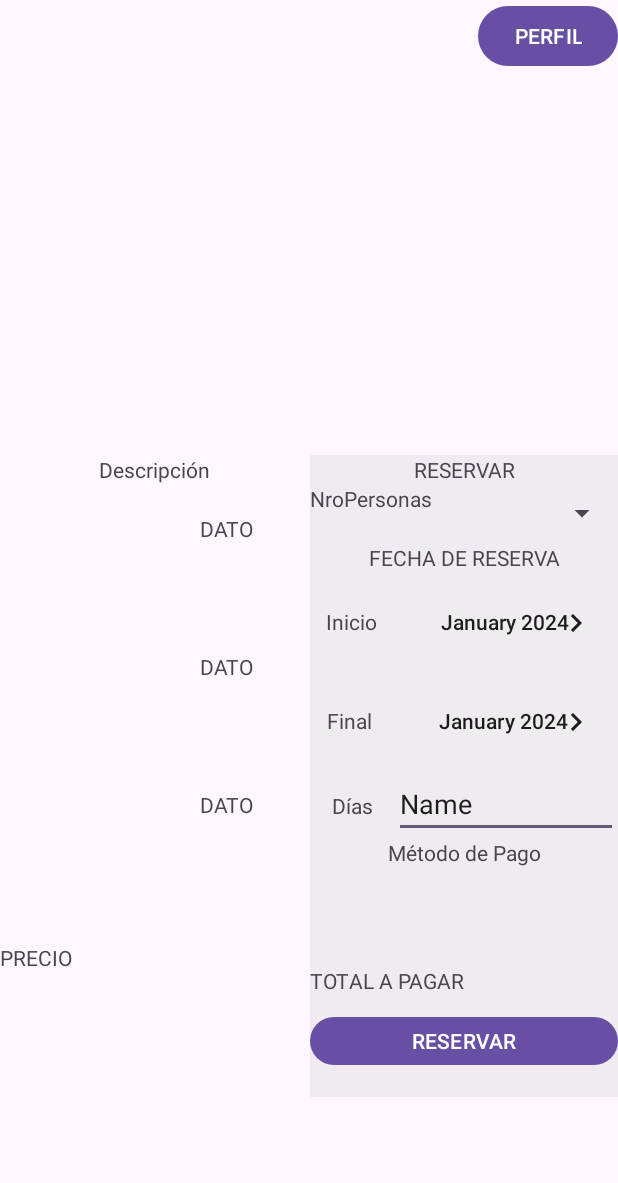
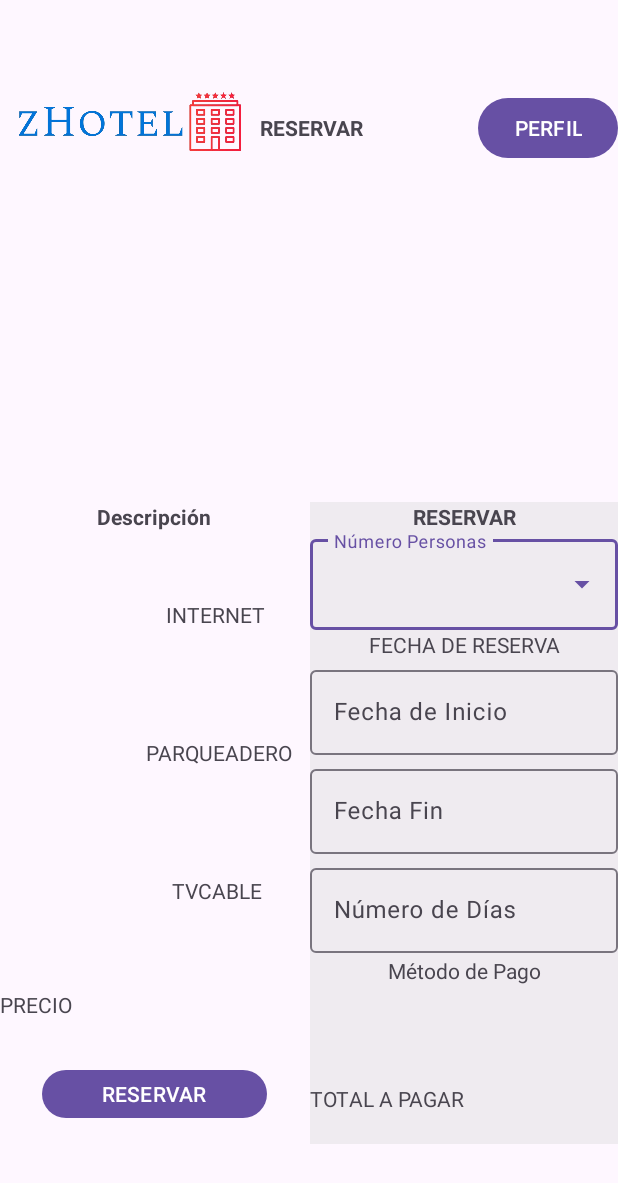
Before and after one commit to Sanchez70/ProyectoMovilWebM4A, an Android app: the PantallaReservar screen opened directly, with no data from a screen before it, on a phone screen of 412 x 824 dp. Shown: the top 1183 px of the screen. Run offline under Robolectric (Android 15) with nearby library versions, the phone set to English and light mode, and no system bars.

Commit message:
Pantalla Reservar 10%

```diff
--- a/app/src/main/java/com/ista/zhotel/PantallaReservar.java
+++ b/app/src/main/java/com/ista/zhotel/PantallaReservar.java
@@ -3,12 +3,71 @@ package com.ista.zhotel;
 import androidx.appcompat.app.AppCompatActivity;
 
 import android.os.Bundle;
+import android.view.View;
+import android.widget.TextView;
+
+import com.google.android.material.datepicker.CalendarConstraints;
+import com.google.android.material.datepicker.MaterialDatePicker;
+import com.google.android.material.datepicker.MaterialPickerOnPositiveButtonClickListener;
+
+import java.text.SimpleDateFormat;
+import java.util.Calendar;
+import java.util.Locale;
 
 public class PantallaReservar extends AppCompatActivity {
-
+    private TextView txtFechaIn;
+    private TextView txtFechaFin;
     @Override
     protected void onCreate(Bundle savedInstanceState) {
         super.onCreate(savedInstanceState);
         setContentView(R.layout.activity_pantalla_reservar);
+        calendar();
+    }
+
+    public void calendar(){
+
+
+        txtFechaIn = findViewById(R.id.fechaInic);
+        txtFechaFin = findViewById(R.id.fechafin);
+
+        txtFechaIn.setOnClickListener(new View.OnClickListener() {
+            @Override
+            public void onClick(View v) {
+                showDatePicker();
+            }
+        });
+
+        txtFechaFin.setOnClickListener(new View.OnClickListener() {
+            @Override
+            public void onClick(View v) {
+                showDatePicker();
+            }
+        });
+    }
+
+    private void showDatePicker() {
+        CalendarConstraints.Builder constraintsBuilder = new CalendarConstraints.Builder();
+        MaterialDatePicker.Builder<Long> builder = MaterialDatePicker.Builder.datePicker();
+        builder.setTitleText("Seleccione la fecha");
+        builder.setCalendarConstraints(constraintsBuilder.build());
+
+        MaterialDatePicker<Long> datePicker = builder.build();
+
+        datePicker.addOnPositiveButtonClickListener(new MaterialPickerOnPositiveButtonClickListener<Long>() {
+            @Override
+            public void onPositiveButtonClick(Long selection) {
+                // Manejar la fecha seleccionada
+                Calendar calendar = Calendar.getInstance();
+                calendar.setTimeInMillis(selection);
+
+                SimpleDateFormat dateFormat = new SimpleDateFormat("dd/MM/yyyy", Locale.getDefault());
+                String selectedDate = dateFormat.format(calendar.getTime());
+
+                txtFechaIn.setText(selectedDate);
+                txtFechaFin.setText(selectedDate);
+            }
+        });
+
+        datePicker.show(getSupportFragmentManager(), "DATE_PICKER_TAG");
     }
 }
--- a/app/src/main/res/layout/activity_pantalla_reservar.xml
+++ b/app/src/main/res/layout/activity_pantalla_reservar.xml
@@ -4,27 +4,30 @@
     xmlns:tools="http://schemas.android.com/tools"
     android:layout_width="match_parent"
     android:layout_height="match_parent"
+    android:gravity="center"
     android:orientation="vertical"
     tools:context=".PantallaReservar">
 
     <LinearLayout
         android:layout_width="match_parent"
-        android:layout_height="96dp"
+        android:layout_height="66dp"
         android:orientation="horizontal">
 
         <ImageView
             android:id="@+id/imageView"
-            android:layout_width="21dp"
-            android:layout_height="70dp"
+            android:layout_width="136dp"
+            android:layout_height="39dp"
             android:layout_gravity="center|top|left"
-            android:layout_weight="15"/>
+            android:layout_weight="15"
+            app:srcCompat="@drawable/img_20240115_wa0001_removebg_preview" />
 
         <TextView
             android:id="@+id/textView"
             android:layout_width="wrap_content"
             android:layout_height="wrap_content"
             android:layout_weight="15"
-             />
+            android:text="RESERVAR"
+            android:textStyle="bold" />
 
         <Space
             android:layout_width="wrap_content"
@@ -41,8 +44,9 @@
     </LinearLayout>
 
     <RelativeLayout
-        android:layout_width="match_parent"
-        android:layout_height="207dp">
+        android:layout_width="207dp"
+        android:layout_height="207dp"
+        android:gravity="center">
 
         <ImageView
             android:id="@+id/imageView3"
@@ -55,27 +59,7 @@
             android:layout_marginStart="40dp"
             android:layout_marginTop="10dp"
             android:layout_marginEnd="210dp"
-            android:layout_marginBottom="13dp"/>
-
-        <LinearLayout
-            android:layout_width="187dp"
-            android:layout_height="219dp"
-            android:layout_alignParentTop="true"
-            android:layout_alignParentEnd="true"
-            android:layout_marginTop="2dp"
-            android:layout_marginEnd="1dp"
-            android:orientation="vertical">
-
-            <ImageView
-                android:id="@+id/imageView4"
-                android:layout_width="match_parent"
-                android:layout_height="100dp" />
-
-            <ImageView
-                android:id="@+id/imageView5"
-                android:layout_width="match_parent"
-                android:layout_height="100dp" />
-        </LinearLayout>
+            android:layout_marginBottom="13dp" />
 
     </RelativeLayout>
 
@@ -93,7 +77,8 @@
                 android:layout_width="match_parent"
                 android:layout_height="wrap_content"
                 android:text="Descripción"
-                android:textAlignment="center" />
+                android:textAlignment="center"
+                android:textStyle="bold" />
 
             <Space
                 android:layout_width="match_parent"
@@ -116,13 +101,15 @@
                     android:layout_width="wrap_content"
                     android:layout_height="match_parent"
                     android:layout_weight="1"
-                    android:text="DATO"
+                    android:gravity="center"
+                    android:text="INTERNET"
                     android:textAlignment="center" />
             </LinearLayout>
 
             <Space
                 android:layout_width="match_parent"
                 android:layout_height="20dp" />
+
             <LinearLayout
                 android:layout_width="match_parent"
                 android:layout_height="72dp"
@@ -131,7 +118,7 @@
 
                 <ImageView
                     android:id="@+id/imageView7"
-                    android:layout_width="21dp"
+                    android:layout_width="61dp"
                     android:layout_height="70dp"
                     android:layout_weight="1" />
 
@@ -140,13 +127,16 @@
                     android:layout_width="wrap_content"
                     android:layout_height="match_parent"
                     android:layout_weight="1"
-                    android:text="DATO"
+                    android:foregroundGravity="center"
+                    android:gravity="center"
+                    android:text="PARQUEADERO"
                     android:textAlignment="center" />
             </LinearLayout>
 
             <Space
                 android:layout_width="match_parent"
                 android:layout_height="20dp" />
+
             <LinearLayout
                 android:layout_width="match_parent"
                 android:layout_height="72dp"
@@ -164,9 +154,11 @@
                     android:layout_width="wrap_content"
                     android:layout_height="match_parent"
                     android:layout_weight="1"
-                    android:text="DATO"
+                    android:gravity="center"
+                    android:text="TVCABLE"
                     android:textAlignment="center" />
             </LinearLayout>
+
             <Space
                 android:layout_width="match_parent"
                 android:layout_height="30dp" />
@@ -177,6 +169,25 @@
                 android:layout_height="wrap_content"
                 android:text="PRECIO"
                 android:textAlignment="textStart" />
+
+            <Space
+                android:layout_width="match_parent"
+                android:layout_height="30dp" />
+
+            <LinearLayout
+                android:layout_width="match_parent"
+                android:layout_height="40dp"
+                android:gravity="center"
+                android:orientation="horizontal">
+
+
+                <Button
+                    android:id="@+id/button10"
+                    android:layout_width="150dp"
+                    android:layout_height="wrap_content"
+                    android:text="RESERVAR"
+                    tools:ignore="TouchTargetSizeCheck" />
+            </LinearLayout>
         </LinearLayout>
 
         <LinearLayout
@@ -194,107 +205,111 @@
                 android:layout_width="match_parent"
                 android:layout_height="wrap_content"
                 android:text="RESERVAR"
-                android:textAlignment="center" />
+                android:textAlignment="center"
+                android:textStyle="bold" />
 
             <LinearLayout
                 android:layout_width="match_parent"
-                android:layout_height="39dp"
-                android:orientation="horizontal">
+                android:layout_height="66dp"
+                android:orientation="horizontal"
+                android:gravity="center">
+                <com.google.android.material.textfield.TextInputLayout
+                    android:layout_width="match_parent"
+                    android:layout_height="66dp"
+                    android:orientation="horizontal"
+                    style="@style/Widget.Material3.TextInputLayout.OutlinedBox.ExposedDropdownMenu">
 
-                <TextView
-                    android:id="@+id/textView9"
-                    android:layout_width="wrap_content"
+
+                    <AutoCompleteTextView
+                        android:id="@+id/nroPersonas"
+                        android:layout_width="match_parent"
                         android:layout_height="wrap_content"
                         android:layout_weight="1"
-                    android:text="NroPersonas" />
+                        android:ems="10"
+                        android:hint="Número Personas"
+                        android:inputType="text"
 
-                <Spinner
-                    android:id="@+id/spinner3"
-                    android:layout_width="120dp"
-                    android:layout_height="wrap_content"
-                    android:layout_weight="1"
-                    android:minHeight="48dp"
-                    tools:ignore="TouchTargetSizeCheck" />
+                        android:minHeight="40dp"
+                        tools:ignore="SpeakableTextPresentCheck" />
+                </com.google.android.material.textfield.TextInputLayout>
+            </LinearLayout>
 
-            </LinearLayout>
             <TextView
                 android:id="@+id/textView12"
                 android:layout_width="match_parent"
                 android:layout_height="wrap_content"
                 android:text="FECHA DE RESERVA"
                 android:textAlignment="center" />
+
             <LinearLayout
+                android:layout_width="match_parent"
+                android:layout_height="66dp"
+                android:orientation="horizontal"
+                android:gravity="center">
+                <com.google.android.material.textfield.TextInputLayout
                     android:layout_width="match_parent"
                     android:layout_height="66dp"
                     android:orientation="horizontal">
 
-                <TextView
-                    android:id="@+id/textView10"
-                    android:layout_width="wrap_content"
-                    android:layout_height="match_parent"
-                    android:layout_weight="1"
-                    android:foregroundGravity="center"
-                    android:gravity="center"
-                    android:text="Inicio" />
 
-                <CalendarView
-                    android:id="@+id/calendarView2"
-                    android:layout_width="130dp"
+                    <com.google.android.material.textfield.TextInputEditText
+                        android:id="@+id/fechaInic"
+                        android:layout_width="match_parent"
                         android:layout_height="wrap_content"
                         android:layout_weight="1"
-                    android:minDate="01/01/2024" />
-
+                        android:ems="10"
+                        android:hint="Fecha de Inicio"
+                        android:inputType="text"
+                        android:minHeight="48dp" />
+                </com.google.android.material.textfield.TextInputLayout>
             </LinearLayout>
 
             <LinearLayout
                 android:layout_width="match_parent"
                 android:layout_height="66dp"
+                android:orientation="horizontal"
+                android:gravity="center">
+            <com.google.android.material.textfield.TextInputLayout
+                android:layout_width="match_parent"
+                android:layout_height="66dp"
                 android:orientation="horizontal">
 
-                <TextView
-                    android:id="@+id/textView11"
-                    android:layout_width="wrap_content"
-                    android:layout_height="match_parent"
-                    android:layout_weight="1"
-                    android:foregroundGravity="center"
-                    android:gravity="center"
-                    android:text="Final" />
 
-                <CalendarView
-                    android:id="@+id/calendarView3"
-                    android:layout_width="130dp"
+                <com.google.android.material.textfield.TextInputEditText
+                    android:id="@+id/fechafin"
+                    android:layout_width="match_parent"
                     android:layout_height="wrap_content"
                     android:layout_weight="1"
-                    android:minDate="01/01/2024" />
-
+                    android:ems="10"
+                    android:hint="Fecha Fin"
+                    android:inputType="text"
+                    android:minHeight="48dp" />
+            </com.google.android.material.textfield.TextInputLayout>
             </LinearLayout>
 
             <LinearLayout
                 android:layout_width="match_parent"
-                android:layout_height="45dp"
+                android:layout_height="66dp"
+                android:orientation="horizontal"
+                android:gravity="center">
+                <com.google.android.material.textfield.TextInputLayout
+                    android:layout_width="match_parent"
+                    android:layout_height="66dp"
                     android:orientation="horizontal">
 
-                <TextView
-                    android:id="@+id/textView14"
-                    android:layout_width="wrap_content"
-                    android:layout_height="wrap_content"
-                    android:layout_weight="1"
-                    android:gravity="center"
-                    android:text="Días" />
 
-                <EditText
-                    android:id="@+id/editTextText4"
-                    android:layout_width="120dp"
+                    <com.google.android.material.textfield.TextInputEditText
+                        android:id="@+id/dias"
+                        android:layout_width="match_parent"
                         android:layout_height="wrap_content"
                         android:layout_weight="1"
                         android:ems="10"
+                        android:hint="Número de Días"
                         android:inputType="text"
-                    android:minHeight="48dp"
-                    android:text="Name"
-                    tools:ignore="TouchTargetSizeCheck" />
+                        android:minHeight="48dp" />
+                </com.google.android.material.textfield.TextInputLayout>
+            </LinearLayout>
 
-
-            </LinearLayout>
             <TextView
                 android:id="@+id/textView15"
                 android:layout_width="match_parent"
@@ -324,7 +339,7 @@
                     android:id="@+id/imageView11"
                     android:layout_width="wrap_content"
                     android:layout_height="wrap_content"
-                    android:layout_weight="1"/>
+                    android:layout_weight="1" />
             </LinearLayout>
 
             <LinearLayout
@@ -340,20 +355,6 @@
                     android:layout_weight="1"
                     android:text="TOTAL A PAGAR" />
             </LinearLayout>
-            <LinearLayout
-                android:layout_width="match_parent"
-                android:layout_height="40dp"
-                android:gravity="center"
-                android:orientation="horizontal">
-
-
-                <Button
-                    android:id="@+id/button10"
-                    android:layout_width="match_parent"
-                    android:layout_height="wrap_content"
-                    android:text="RESERVAR"
-                    tools:ignore="TouchTargetSizeCheck" />
-            </LinearLayout>
 
         </LinearLayout>
     </RelativeLayout>
```
Also changed, not shown: app/src/main/res/drawable/img_20240115_wa0001_removebg_preview.png (added). Lines whose indentation alone changed are shown as unchanged.
